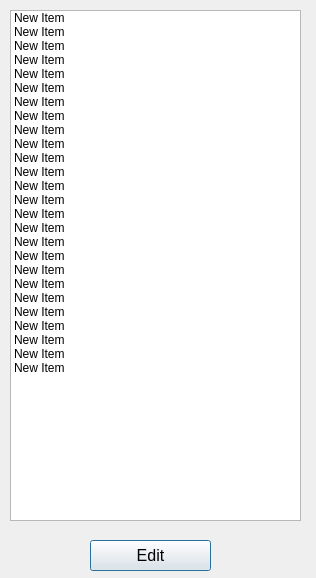
This is DesignedUIs/Choose_edit.ui in FelOs1023/Aufgaben-Manager as Qt 5 draws it before an edit. The edited form follows.
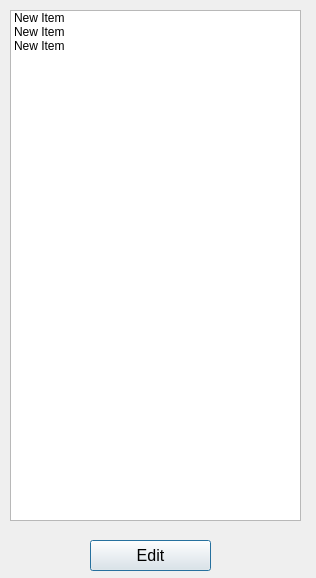
This is the edited form.

Commit message: Neue UIs

```diff
--- a/DesignedUIs/Choose_edit.ui
+++ b/DesignedUIs/Choose_edit.ui
@@ -37,121 +37,6 @@
      <string>New Item</string>
     </property>
    </item>
-   <item>
-    <property name="text">
-     <string>New Item</string>
-    </property>
-   </item>
-   <item>
-    <property name="text">
-     <string>New Item</string>
-    </property>
-   </item>
-   <item>
-    <property name="text">
-     <string>New Item</string>
-    </property>
-   </item>
-   <item>
-    <property name="text">
-     <string>New Item</string>
-    </property>
-   </item>
-   <item>
-    <property name="text">
-     <string>New Item</string>
-    </property>
-   </item>
-   <item>
-    <property name="text">
-     <string>New Item</string>
-    </property>
-   </item>
-   <item>
-    <property name="text">
-     <string>New Item</string>
-    </property>
-   </item>
-   <item>
-    <property name="text">
-     <string>New Item</string>
-    </property>
-   </item>
-   <item>
-    <property name="text">
-     <string>New Item</string>
-    </property>
-   </item>
-   <item>
-    <property name="text">
-     <string>New Item</string>
-    </property>
-   </item>
-   <item>
-    <property name="text">
-     <string>New Item</string>
-    </property>
-   </item>
-   <item>
-    <property name="text">
-     <string>New Item</string>
-    </property>
-   </item>
-   <item>
-    <property name="text">
-     <string>New Item</string>
-    </property>
-   </item>
-   <item>
-    <property name="text">
-     <string>New Item</string>
-    </property>
-   </item>
-   <item>
-    <property name="text">
-     <string>New Item</string>
-    </property>
-   </item>
-   <item>
-    <property name="text">
-     <string>New Item</string>
-    </property>
-   </item>
-   <item>
-    <property name="text">
-     <string>New Item</string>
-    </property>
-   </item>
-   <item>
-    <property name="text">
-     <string>New Item</string>
-    </property>
-   </item>
-   <item>
-    <property name="text">
-     <string>New Item</string>
-    </property>
-   </item>
-   <item>
-    <property name="text">
-     <string>New Item</string>
-    </property>
-   </item>
-   <item>
-    <property name="text">
-     <string>New Item</string>
-    </property>
-   </item>
-   <item>
-    <property name="text">
-     <string>New Item</string>
-    </property>
-   </item>
-   <item>
-    <property name="text">
-     <string>New Item</string>
-    </property>
-   </item>
   </widget>
   <widget class="QPushButton" name="pushButton">
    <property name="geometry">
```
The commit also changes 4 other files.
